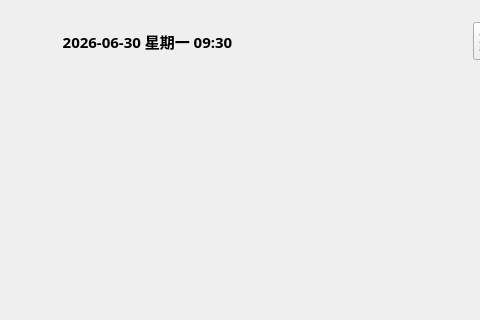
The window that main_page.ui (tongvvv/medicineBox) describes before a commit, drawn with Qt 5; both pictures show x 0 to 480 and y 0 to 320 of the 1000 by 625 pixel window.
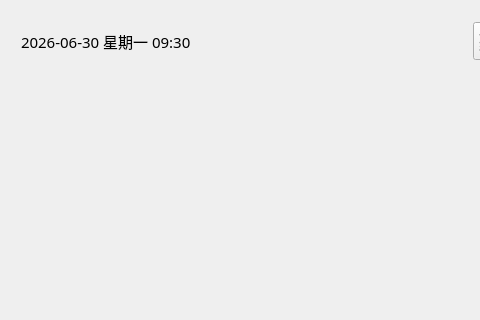
The same window after the commit. Icons and pictures are not drawn.

The edit to the form file:
```diff
--- a/main_page.ui
+++ b/main_page.ui
@@ -33,16 +33,19 @@
        <widget class="QLabel" name="main_time">
         <property name="font">
          <font>
-          <family>黑体</family>
+          <family>微软雅黑</family>
           <pointsize>11</pointsize>
-          <bold>true</bold>
+          <bold>false</bold>
          </font>
         </property>
         <property name="text">
          <string>2026-06-30 星期一 09:30</string>
         </property>
         <property name="alignment">
-         <set>Qt::AlignCenter</set>
+         <set>Qt::AlignLeading|Qt::AlignLeft|Qt::AlignVCenter</set>
+        </property>
+        <property name="indent">
+         <number>10</number>
         </property>
        </widget>
       </item>
```
Left out of the diff: 30 changed lines with no effect on the pictures.
